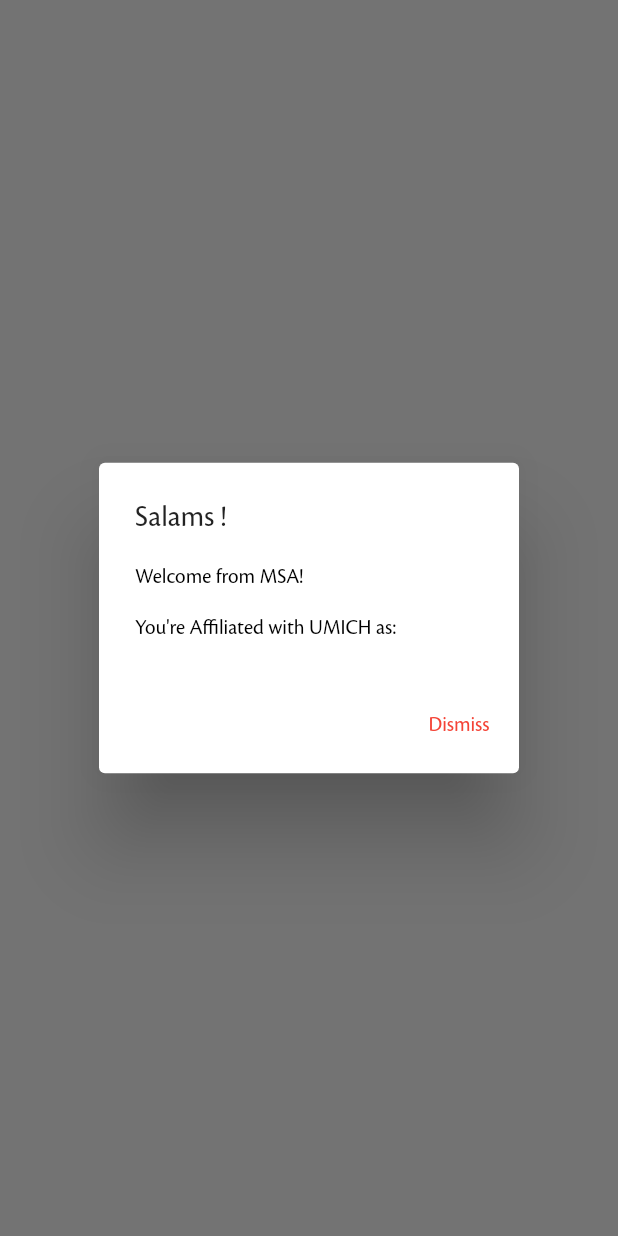
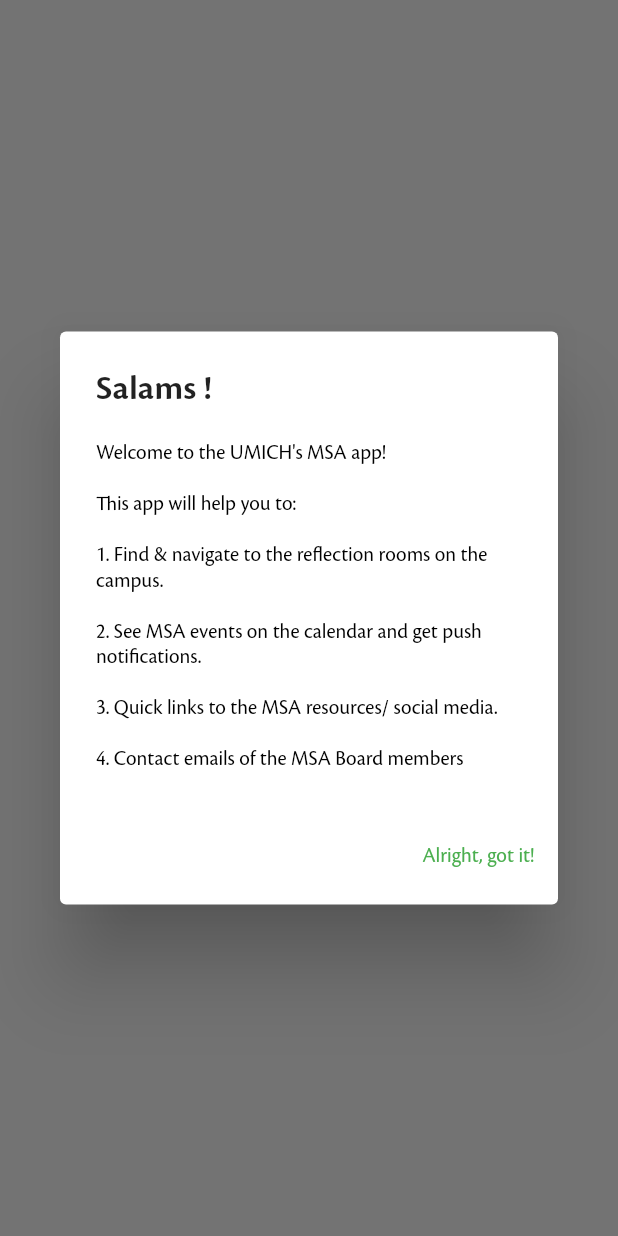
Before and after one commit to saadahmad5/umich_msa, a Flutter app: what showWelcomeDialog() shows on an empty page, opened directly with empty values, on a phone screen of 412 x 824 dp. Run offline on Flutter 3.47's test engine with Material 2 defaults, Android fonts, the phone set to English and light mode, and no system bars; our stand-ins replace cached_network_image, cloud_firestore, firebase_core, firebase_storage, flutter_spinkit, flutter_svg and 4 more; missing offline and left inert: maps_launcher; accounts and stored records are empty.

Commit message:
took out affiliation

```diff
--- a/lib/apis/mcommunity.dart
+++ b/lib/apis/mcommunity.dart
@@ -8,7 +8,6 @@ Future<User?> getUserDetails(String uniqname) async {
     "person": {
       "displayName": null,
     },
-    "affiliation": null
   };
 
   String request = MSAConstants.mCommunityApi + uniqname;
@@ -18,10 +17,9 @@ Future<User?> getUserDetails(String uniqname) async {
     res = jsonDecode(response.body);
 
     String displayName = res['person']['displayName'].toString();
-    String affiliation = res['person']['affiliation'].toString();
-    //print('** response ' + displayName + ' as ' + affiliation.toString());
+    //print('** response ' + displayName);
     if (displayName != 'null') {
-      return User(displayName, affiliation);
+      return User(displayName);
     } else {
       return null;
     }
--- a/lib/constants.dart
+++ b/lib/constants.dart
@@ -17,6 +17,13 @@ class MSAConstants {
 
   static String mCommunityApi =
       "https://mcommunity.umich.edu/mcPeopleService/people/";
+
+  static String welcomeMessage = """Welcome to the UMICH's MSA app!
+  \nThis app will help you to:
+  \n1. Find & navigate to the reflection rooms on the campus.
+  \n2. See MSA events on the calendar and get push notifications.
+  \n3. Quick links to the MSA resources/ social media.
+  \n4. Contact emails of the MSA Board members""";
 
   static Coordinates getInitialMapCoordinates() {
     Coordinates coordinates = Coordinates();
--- a/lib/models/user.dart
+++ b/lib/models/user.dart
@@ -1,9 +1,7 @@
 class User {
   late String displayName;
-  late String affiliation;
 
-  User(String name, String affiliations) {
+  User(String name) {
     displayName = name;
-    affiliation = affiliations;
   }
 }
--- a/lib/screens/components/member_dialog_component.dart
+++ b/lib/screens/components/member_dialog_component.dart
@@ -84,7 +84,6 @@ Future<void> showMemberSignInDialog(BuildContext context) async {
                     prefs.setString(
                         'userName', _memberEmailAddressController.text);
                     prefs.setString('displayName', user.displayName);
-                    prefs.setString('affiliation', user.affiliation);
                     Navigator.pop(context);
                     Navigator.pop(context);
                     MsaRouter.instance.pushReplacement(HomeScreen.route());
--- a/lib/screens/components/welcome_dialog_component.dart
+++ b/lib/screens/components/welcome_dialog_component.dart
@@ -1,27 +1,32 @@
 import 'package:flutter/material.dart';
+import 'package:umich_msa/constants.dart';
 import 'package:umich_msa/models/user.dart';
 
 Future<void> showWelcomeDialog(BuildContext context, User? user) async {
   String name = user?.displayName ?? '';
-  String affiliation = user?.affiliation ?? 'None';
 
   return showDialog(
     context: context,
     builder: (BuildContext context) {
       return AlertDialog(
-        title: Text('Salams $name!'),
+        title: Text(
+          'Salams $name!',
+          style: const TextStyle(
+            fontWeight: FontWeight.w600,
+            fontSize: 24.0,
+          ),
+        ),
         content: RichText(
             text: TextSpan(
                 style: const TextStyle(
                     color: Colors.black, fontFamily: 'Cronos-Pro'),
-                text:
-                    'Welcome from MSA!\n\nYou\'re Affiliated with UMICH as: $affiliation')),
+                text: MSAConstants.welcomeMessage)),
         actions: [
           TextButton(
             child: const Text(
-              'Dismiss',
+              'Alright, got it!',
               style: TextStyle(
-                color: Colors.red,
+                color: Colors.green,
               ),
             ),
             onPressed: () {
```
